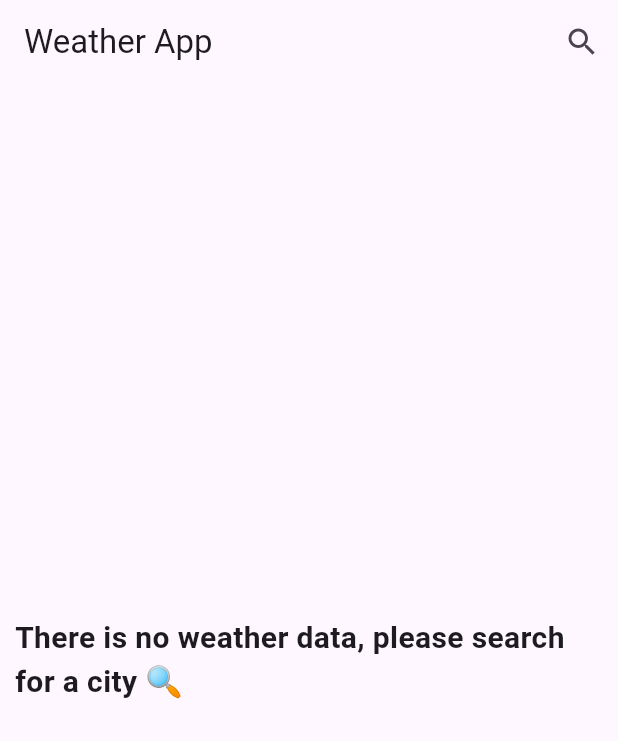
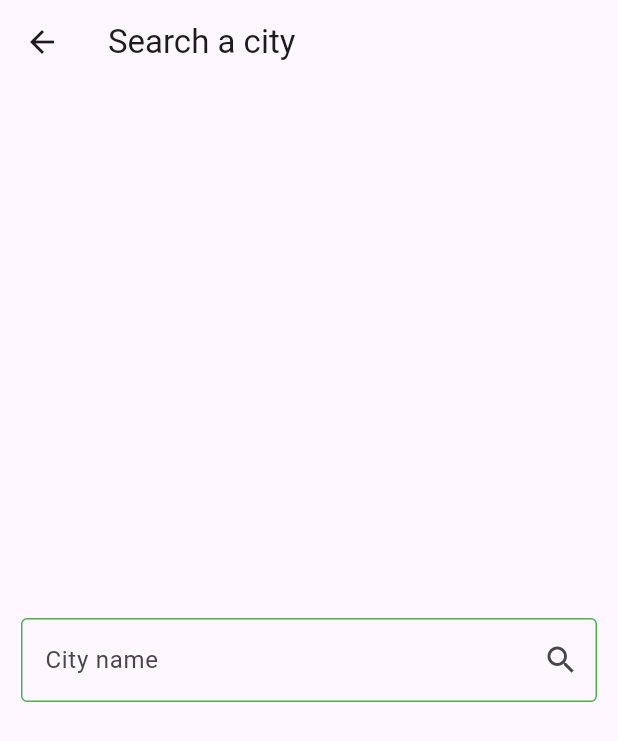
Before and after one commit to a7medjamal/weather_app, a Flutter app: the screen it shows after launch, after a tap on the "search" icon, on a phone screen of 412 x 824 dp. Shown: the top 741 px of the screen. Run offline on Flutter 3.47's test engine with Material 3 defaults, Android fonts, the phone set to English and light mode, and no system bars.

Commit message:
create search page

```diff
--- a/lib/views/home_view.dart
+++ b/lib/views/home_view.dart
@@ -1,4 +1,5 @@
 import 'package:flutter/material.dart';
+import 'package:weather_app/views/search_view.dart';
 
 class HomeView extends StatelessWidget {
   const HomeView({super.key});
@@ -11,7 +12,13 @@ class HomeView extends StatelessWidget {
         actions: [
           IconButton(
             icon: const Icon(Icons.search),
-            onPressed: () {},
+            onPressed: () {
+              Navigator.of(context).push(
+                MaterialPageRoute(
+                  builder: (context) => const SearchView(),
+                ),
+              );
+            },
           ),
         ],
       ),
--- /dev/null
+++ b/lib/views/search_view.dart
@@ -0,0 +1,41 @@
+import 'package:flutter/material.dart';
+
+class SearchView extends StatelessWidget {
+  const SearchView({super.key});
+
+  @override
+  Widget build(BuildContext context) {
+    return Scaffold(
+      appBar: AppBar(
+        title: const Text('Search a city'),
+      ),
+      body: const Padding(
+        padding: EdgeInsets.symmetric(horizontal: 14),
+        child: Center(
+          child: TextField(
+            decoration: InputDecoration(
+              labelText: 'City name',
+              border: OutlineInputBorder(
+                borderSide: BorderSide(
+                  color: Colors.green,
+                ),
+              ),
+              suffixIcon: Icon(Icons.search),
+              hintText: 'Enter city name',
+              enabledBorder: OutlineInputBorder(
+                borderSide: BorderSide(
+                  color: Colors.green,
+                ),
+              ),
+              focusedBorder: OutlineInputBorder(
+                borderSide: BorderSide(
+                  color: Colors.green,
+                ),
+              ),
+            ),
+          ),
+        ),
+      ),
+    );
+  }
+}
```
